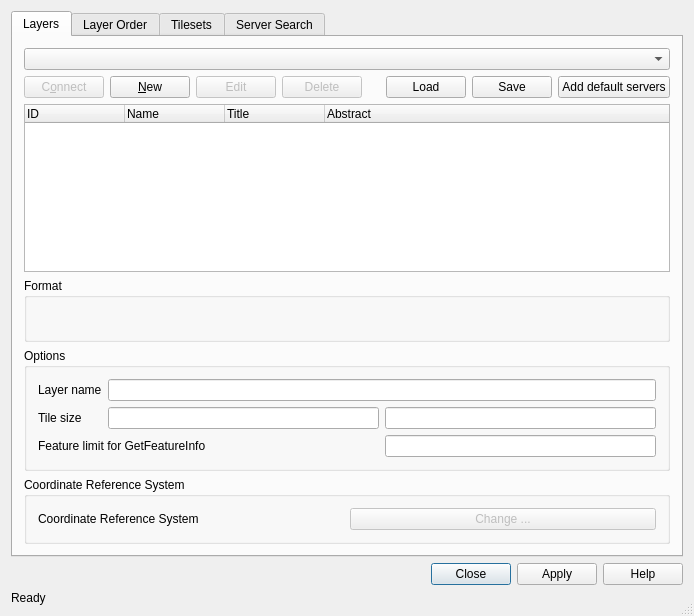
Qt form src/ui/qgsowssourceselectbase.ui (qgis/QGIS) before a commit.
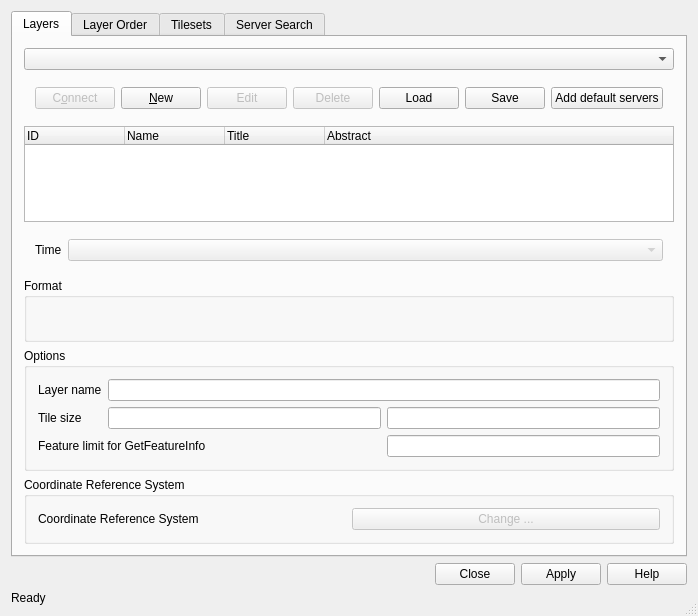
The same form after that commit. Icons and pictures are not drawn.

Commit message: WCS time support

What changed in the file:
```diff
--- a/src/ui/qgsowssourceselectbase.ui
+++ b/src/ui/qgsowssourceselectbase.ui
@@ -24,29 +24,6 @@
    <bool>true</bool>
   </property>
   <layout class="QGridLayout" name="gridLayout_2">
-   <item row="3" column="0">
-    <widget class="QDialogButtonBox" name="mDialogButtonBox">
-     <property name="standardButtons">
-      <set>QDialogButtonBox::Apply|QDialogButtonBox::Close|QDialogButtonBox::Help</set>
-     </property>
-    </widget>
-   </item>
-   <item row="4" column="0">
-    <widget class="QLabel" name="mStatusLabel">
-     <property name="sizePolicy">
-      <sizepolicy hsizetype="Ignored" vsizetype="Preferred">
-       <horstretch>0</horstretch>
-       <verstretch>0</verstretch>
-      </sizepolicy>
-     </property>
-     <property name="text">
-      <string>Ready</string>
-     </property>
-     <property name="wordWrap">
-      <bool>false</bool>
-     </property>
-    </widget>
-   </item>
    <item row="0" column="0">
     <widget class="QTabWidget" name="mTabWidget">
      <property name="enabled">
@@ -59,11 +36,14 @@
       <attribute name="title">
        <string>Layers</string>
       </attribute>
-      <layout class="QGridLayout" name="gridLayout">
-       <item row="0" column="0" colspan="8">
+      <layout class="QVBoxLayout" name="verticalLayout">
+       <item>
         <widget class="QComboBox" name="mConnectionsComboBox"/>
        </item>
-       <item row="1" column="0">
+       <item>
+        <widget class="QWidget" name="widget_3" native="true">
+         <layout class="QHBoxLayout" name="horizontalLayout_4">
+          <item>
         <widget class="QPushButton" name="mConnectButton">
          <property name="enabled">
           <bool>false</bool>
@@ -73,14 +53,14 @@
          </property>
         </widget>
        </item>
-       <item row="1" column="1">
+          <item>
         <widget class="QPushButton" name="mNewButton">
          <property name="text">
           <string>&amp;New</string>
          </property>
         </widget>
        </item>
-       <item row="1" column="2">
+          <item>
         <widget class="QPushButton" name="mEditButton">
          <property name="enabled">
           <bool>false</bool>
@@ -90,7 +70,7 @@
          </property>
         </widget>
        </item>
-       <item row="1" column="3">
+          <item>
         <widget class="QPushButton" name="mDeleteButton">
          <property name="enabled">
           <bool>false</bool>
@@ -100,20 +80,20 @@
          </property>
         </widget>
        </item>
-       <item row="1" column="4">
+          <item>
         <spacer name="horizontalSpacer_1">
          <property name="orientation">
           <enum>Qt::Horizontal</enum>
          </property>
          <property name="sizeHint" stdset="0">
           <size>
-           <width>8</width>
+              <width>82</width>
            <height>20</height>
           </size>
          </property>
         </spacer>
        </item>
-       <item row="1" column="5">
+          <item>
         <widget class="QPushButton" name="mLoadButton">
          <property name="toolTip">
           <string>Load connections from file</string>
@@ -123,7 +103,7 @@
          </property>
         </widget>
        </item>
-       <item row="1" column="6">
+          <item>
         <widget class="QPushButton" name="mSaveButton">
          <property name="toolTip">
           <string>Save connections to file</string>
@@ -133,7 +113,7 @@
          </property>
         </widget>
        </item>
-       <item row="1" column="7">
+          <item>
         <widget class="QPushButton" name="mAddDefaultButton">
          <property name="statusTip">
           <string>Adds a few example WMS servers</string>
@@ -146,7 +126,10 @@
          </property>
         </widget>
        </item>
-       <item row="2" column="0" colspan="8">
+         </layout>
+        </widget>
+       </item>
+       <item>
         <widget class="QTreeWidget" name="mLayersTreeWidget">
          <property name="sizePolicy">
           <sizepolicy hsizetype="Expanding" vsizetype="Expanding">
@@ -182,7 +165,39 @@
          </column>
         </widget>
        </item>
-       <item row="3" column="0" colspan="8">
+       <item>
+        <widget class="QWidget" name="widget_2" native="true">
+         <property name="sizePolicy">
+          <sizepolicy hsizetype="Expanding" vsizetype="Preferred">
+           <horstretch>0</horstretch>
+           <verstretch>0</verstretch>
+          </sizepolicy>
+         </property>
+         <layout class="QHBoxLayout" name="horizontalLayout_3">
+          <item>
+           <widget class="QLabel" name="label_2">
+            <property name="text">
+             <string>Time</string>
+            </property>
+           </widget>
+          </item>
+          <item>
+           <widget class="QComboBox" name="mTimeComboBox">
+            <property name="enabled">
+             <bool>false</bool>
+            </property>
+            <property name="sizePolicy">
+             <sizepolicy hsizetype="Expanding" vsizetype="Fixed">
+              <horstretch>0</horstretch>
+              <verstretch>0</verstretch>
+             </sizepolicy>
+            </property>
+           </widget>
+          </item>
+         </layout>
+        </widget>
+       </item>
+       <item>
         <widget class="QGroupBox" name="mImageFormatsGroupBox">
          <property name="sizePolicy">
           <sizepolicy hsizetype="Preferred" vsizetype="Preferred">
@@ -201,7 +216,7 @@
          </property>
         </widget>
        </item>
-       <item row="4" column="0" colspan="8">
+       <item>
         <widget class="QGroupBox" name="mWMSGroupBox">
          <property name="title">
           <string>Options</string>
@@ -252,7 +267,7 @@
          </layout>
         </widget>
        </item>
-       <item row="5" column="0" colspan="8">
+       <item>
         <widget class="QGroupBox" name="mCRSGroupBox">
          <property name="title">
           <string>Coordinate Reference System</string>
@@ -457,6 +472,29 @@
      </widget>
     </widget>
    </item>
+   <item row="3" column="0">
+    <widget class="QDialogButtonBox" name="mDialogButtonBox">
+     <property name="standardButtons">
+      <set>QDialogButtonBox::Apply|QDialogButtonBox::Close|QDialogButtonBox::Help</set>
+     </property>
+    </widget>
+   </item>
+   <item row="4" column="0">
+    <widget class="QLabel" name="mStatusLabel">
+     <property name="sizePolicy">
+      <sizepolicy hsizetype="Ignored" vsizetype="Preferred">
+       <horstretch>0</horstretch>
+       <verstretch>0</verstretch>
+      </sizepolicy>
+     </property>
+     <property name="text">
+      <string>Ready</string>
+     </property>
+     <property name="wordWrap">
+      <bool>false</bool>
+     </property>
+    </widget>
+   </item>
   </layout>
  </widget>
  <layoutdefault spacing="6" margin="11"/>
```
Lines whose indentation alone changed are shown as unchanged. The commit also changes 9 other files.
